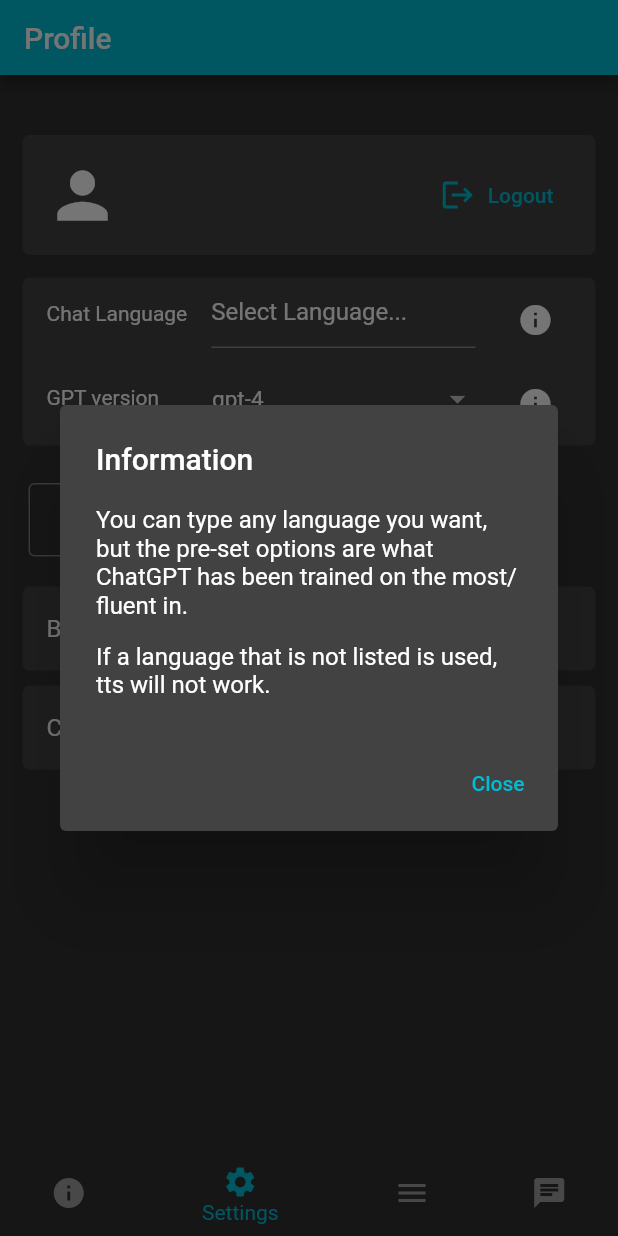
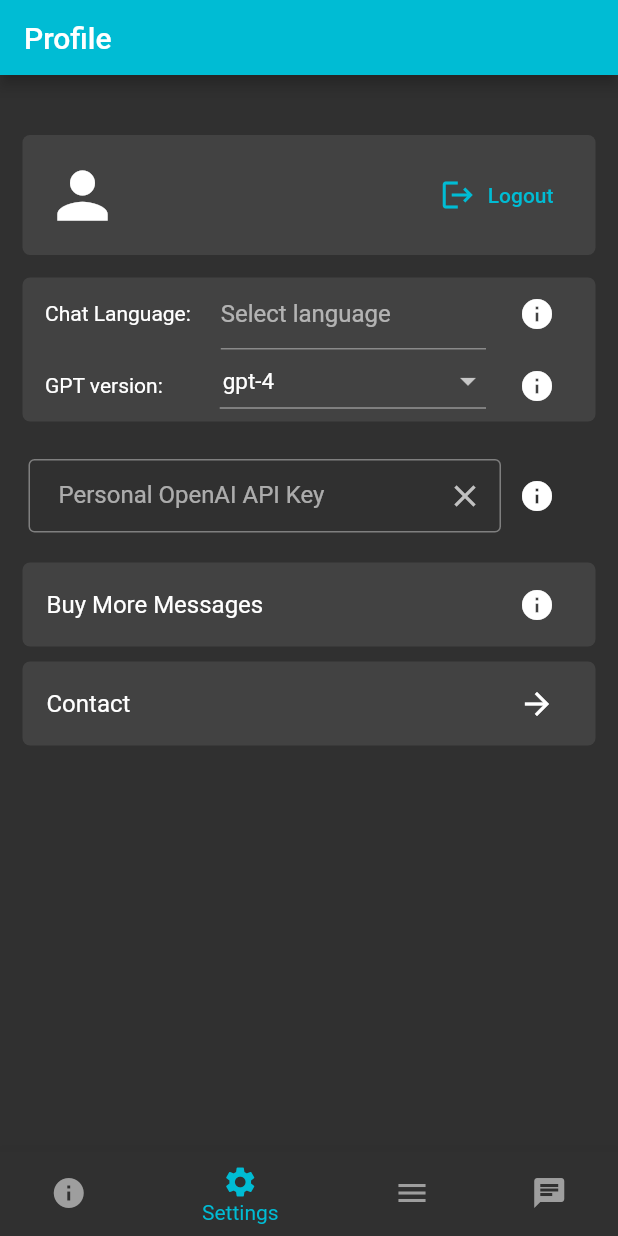
Before and after one commit to JiosHub/KaiwaAI, a Flutter app: the BottomMenuRibbon screen opened directly, item 2 of the bottom bar chosen, after a tap on the "info" icon, on a phone screen of 412 x 824 dp. Run offline on Flutter 3.47's test engine with Material 2 defaults, Android fonts, the phone set to English and light mode, and no system bars; our stand-ins replace cloud_firestore, cloud_functions, device_info, firebase_auth, firebase_core, flutter_chat_ui and 6 more; missing offline and left inert: flutter_inapp_purchase; accounts and stored records are empty; Roboto replaces fonts that are missing (Poppins).

Commit message:
language select reworked, no longer a mess

```diff
--- a/lib/pages/info.dart
+++ b/lib/pages/info.dart
@@ -64,7 +64,7 @@ class _InfoPageState extends State<InfoPage> {
   @override
   Widget build(BuildContext context) {
     return SingleChildScrollView(
-      padding: EdgeInsets.only(left: 15, right: 15, top: 15),
+      padding: EdgeInsets.only(left: 15, right: 15, top: 5),
       child: Column(
         //crossAxisAlignment: CrossAxisAlignment.start,
         mainAxisAlignment: MainAxisAlignment.start,
@@ -156,7 +156,7 @@ class _InfoPageState extends State<InfoPage> {
                           ..onTap = () {
                             _launchURL(Uri.parse('https://platform.openai.com/account/api-keys'));
                           },
-                      ),
+                        ),
                     ],
                   ),
                 ),
--- a/lib/pages/menu.dart
+++ b/lib/pages/menu.dart
@@ -30,7 +30,7 @@ class _MenuPageState extends State<MenuPage> {
   void _selectTopic(int index) async {
     SharedPreferences prefs = await SharedPreferences.getInstance();
     selectedLanguage = prefs.getString('selectedLanguage') ?? " ";
-    if (selectedLanguage == " ") {
+    if (selectedLanguage == "") {
       ScaffoldMessenger.of(context).showSnackBar(
         SnackBar(
           duration: Duration(seconds: 2),
--- a/lib/pages/profile.dart
+++ b/lib/pages/profile.dart
@@ -16,27 +16,19 @@ class _ProfilePageState extends State<ProfilePage> {
 
   //List<IAPItem> items = await FlutterInappPurchase.instance.getProducts(['your_product_id']);
   late List<IAPItem> items;
-  late TextEditingController apiKeyController = TextEditingController();
-  final ScrollController _scrollController = ScrollController();
-  //FocusNode focusNode = FocusNode();
-  late TextEditingController textEditingController;  // And here
-  bool _showLabelLang = true;
-  bool _showLabelKey = true;
+  TextEditingController apiKeyController = TextEditingController();
+  //FocusNode focusNode = FocusNode();  // And here
+  TextEditingController languageController = TextEditingController();
   late String selectedLanguage;
   late String selectedGPT;
   late String personalAPIKey;
-
-  Future<void> clearSharedPreferences() async {
-    SharedPreferences prefs = await SharedPreferences.getInstance();
-    await prefs.clear();
-  }
 
   @override
   void initState() {
     super.initState();
     _initInAppPurchase();
     _fetchProducts();
-    selectedLanguage = "Select Language...";
+    selectedLanguage = "";
     selectedGPT = "gpt-4";
     personalAPIKey = "";
     apiKeyController = TextEditingController(text: personalAPIKey);
@@ -64,7 +56,8 @@ class _ProfilePageState extends State<ProfilePage> {
   _loadPreference() async {
     SharedPreferences prefs = await SharedPreferences.getInstance();
     setState(() {
-      selectedLanguage = prefs.getString('selectedLanguage') ?? "Select Language...";
+      selectedLanguage = prefs.getString('selectedLanguage') ?? "";
+      languageController = TextEditingController(text: selectedLanguage);
       selectedGPT = prefs.getString('selectedGPT') ?? "";
       if (selectedGPT == "") {
         selectedGPT = "gpt-4";
@@ -153,123 +146,94 @@ class _ProfilePageState extends State<ProfilePage> {
             ),
             child: Column(
               children: [
-                ListTile(
-                leading: Text("Chat Language", style: TextStyle(fontSize: 14)),
-                title: Container(
-                  child: Transform.translate(
-                    offset: Offset(0, -5),  // Adjust the y-coordinate as needed
-                    child: GestureDetector(
-                      onTap: () {
-                        _showLabelLang = false;
-                      },
-                      child: Stack(
-                        alignment: Alignment.centerLeft,
+                Row(
                   children: [
-                          _showLabelLang
-                            ? (selectedLanguage != ""
-                                ? Text(selectedLanguage)
-                                : CircularProgressIndicator())
-                            : Container(), // _showLabel is a bool you would control
-                          Autocomplete<String>(
+                    SizedBox(width: 15),
+                    Text('Chat Language:'),
+                    SizedBox(width: 20),
+                    Expanded(
+                      child: Autocomplete<String>(
                         optionsBuilder: (TextEditingValue textEditingValue) {
-                              if (textEditingValue.text == '') {
-                                setState(() {
-                                  _showLabelLang = true;  // Show label when field is empty
-                                });
-                              } else {
-                                setState(() {
-                                  _showLabelLang = false;  // Hide label otherwise
-                                });
-                              }
-                              return ["Select Language...","English", "Japanese", "Korean", "Spanish", "French", "German", "Swedish","Italian", "Russian", "Dutch", "Danish", "Portuguese","Chinese (Simplified)", "Arabic"].where((String option) {
+                          return ["English", "Japanese", "Korean", "Spanish", "French", "German", "Swedish","Italian", "Russian", "Dutch", "Danish", "Portuguese","Chinese (Simplified)", "Arabic"].where((String option) {
                             return option.contains(textEditingValue.text.toLowerCase());
                           });
                         },
                         onSelected: (String selection) {
-                              setState(() {
-                                selectedLanguage = selection;
+                          languageController.text = selection;
                           GlobalState().globalLanguage = selection;
                           _saveLanguagePreference(selection);
-                                _showLabelLang = true;  // Hide label when something is selected
-                              });
+                        },
+                        fieldViewBuilder: (BuildContext context,
+                            TextEditingController textEditingController,
+                            FocusNode focusNode,
+                            VoidCallback onFieldSubmitted) {
+                            if (textEditingController.text.isEmpty) {
+                              textEditingController.text = selectedLanguage;
+                            }
+                            return TextField(
+                              controller: textEditingController,
+                              focusNode: focusNode,
+                              decoration: InputDecoration(
+                                hintText: 'Select language',
+                              ),
+                            onTap: () {
+                              textEditingController.clear();
+                            },
+                          );
                         },
                         optionsViewBuilder: (BuildContext context, AutocompleteOnSelected<String> onSelected, Iterable<String> options) {
-                              //TextField(controller: textEditingController, onTap: () {textEditingController.clear();});
                           return Align(
                             alignment: Alignment.topLeft,
                             child: Material(
-                                  //elevation: 4.0,
-                                  child: SizedBox(
-                                    width: 175, // Set the width to match your field
-                                    height: 200, // Set the maximum height
-
+                              color: Colors.grey[800],
+                              elevation: 4.0,
+                              child: ConstrainedBox(
+                                constraints: BoxConstraints(
+                                  maxWidth: 170, // width of the dropdown
+                                  maxHeight: 200, // maximum height of the dropdown
+                                ),
                                 child: ListView.builder(
-                                        padding: EdgeInsets.zero,
-                                        shrinkWrap: true,
+                                  padding: EdgeInsets.zero, // removing default padding
                                   itemCount: options.length,
                                   itemBuilder: (BuildContext context, int index) {
-                                          final String option = options.elementAt(index);
+                                    final option = options.elementAt(index);
                                     return GestureDetector(
                                       onTap: () {
                                         onSelected(option);
                                       },
                                       child: Container(
                                         height: 40, // Adjust the height of each option here
-                                              child: ListTile(
-                                                title: Text(option),
+                                        padding: EdgeInsets.symmetric(horizontal: 10.0), // added to adjust the text alignment inside the container
+                                        alignment: Alignment.centerLeft,
+                                        child: Text(option, style: TextStyle(fontSize: 16)),
                                       ),
-                                            ),
-                                          );
-                                        },
-                                      ),
-
-                                  ),
-                                ),
-                              );
-                            },
-                          ),
-                        ],
-                      ),
-                    ),
-                  ),
-                ),
-                trailing: Material(
-                  color: Colors.transparent,
-                  child: IconButton(
-                    icon: Icon(Icons.info),
-                    onPressed: () {
-                      showDialog(
-                        context: context,
-                        builder: (context) {
-                          return AlertDialog(
-                            title: Text('Information'),
-                            content: SingleChildScrollView(
-                              child: Column(
-                                children: [
-                                  SelectableText('You can type any language you want, but the pre-set options are what ChatGPT has been trained on the most/fluent in.'),
-                                  SizedBox(height: 15),
-                                  SelectableText('If a language that is not listed is used, tts will not work.'),
-                                ]
-                              ),
-                            ),
-                            actions: [
-                              TextButton(
-                                onPressed: () {
-                                  Navigator.of(context).pop(); // Close the dialog
-                                },
-                                child: Text('Close'),
-                              ),
-                            ],
-                          );
-                        },
                                     );
                                   },
                                 ),
                               ),
                             ),
-              ListTile(
-                leading: Text("GPT version     "),
-                title: Container(
+                          );
+                        }
+                      ),
+                    ),
+                    SizedBox(width: 10),
+                    IconButton(
+                      icon: Icon(Icons.info),
+                      onPressed: () {
+                        // Handle info button press
+                      },
+                    ),
+                    SizedBox(width: 15),
+                  ],
+                ),
+                Row(
+                  mainAxisAlignment: MainAxisAlignment.spaceBetween,
+                  children: [
+                    SizedBox(width: 15),
+                    Text("GPT version:"),
+                    SizedBox(width: 38),
+                    Expanded(
+                      child: Container(
                         height: 30,
                         child: DropdownButton<String>(
                           value: selectedGPT,
@@ -287,15 +251,16 @@ class _ProfilePageState extends State<ProfilePage> {
                               value: value,
                               child: Padding(
                                 padding: EdgeInsets.only(left: 2),
-                          child: Text(value, style: TextStyle(fontSize: 15))
+                                child: Text(value, style: TextStyle(fontSize: 15)),
                               ),
                             );
                           }).toList(),
                         ),
                       ),
-                trailing: Material(
+                    ),
+                    SizedBox(width: 10),
+                    Material(
                       color: Colors.transparent,
-                  //borderRadius: ,
                       child: IconButton(
                         icon: Icon(Icons.info),
                         onPressed: () {
@@ -309,10 +274,10 @@ class _ProfilePageState extends State<ProfilePage> {
                                     children: [
                                       SelectableText('ChatGPT 3.5 is an improved version of gpt 3. Responses will be a lot faster and API calls are cheaper.'),
                                       SizedBox(height: 15),
-                                  SelectableText('ChatGPT 4 has a more detailed prompt and is much more consistant and accurate but is limited as it costs 20x more'),
+                                      SelectableText('ChatGPT 4 has a more detailed prompt and is much more consistent and accurate but is limited as it costs 20x more'),
                                       SizedBox(height: 15),
                                       SelectableText('If you have purchased API Access, you can see the GPT 4 message limit on the info page')
-                                ]
+                                    ],
                                   ),
                                 ),
                                 actions: [
@@ -329,7 +294,9 @@ class _ProfilePageState extends State<ProfilePage> {
                         },
                       ),
                     ),
-              ),
+                    SizedBox(width: 15),
+                  ],
+                )
               ]
             ),
           ),
@@ -349,7 +316,6 @@ class _ProfilePageState extends State<ProfilePage> {
                       icon: Icon(Icons.clear),
                         onPressed: () {
                           apiKeyController.clear();
-                          clearSharedPreferences();
                           _saveAPIKey("");
                         },
                       ),
--- a/pubspec.yaml
+++ b/pubspec.yaml
@@ -3,7 +3,7 @@ description: A new Flutter project.
 
 publish_to: 'none'
 
-version: 1.0.0+1
+version: 1.0.0+2
 
 environment:
   sdk: '>=3.0.6 <4.0.0'
```
Also changed, not shown: lib/pages/profiletempp.dart (added, +100 -0 lines), temp.txt (deleted, +0 -110 lines), 1 other file. Lines whose indentation alone changed are shown as unchanged.
